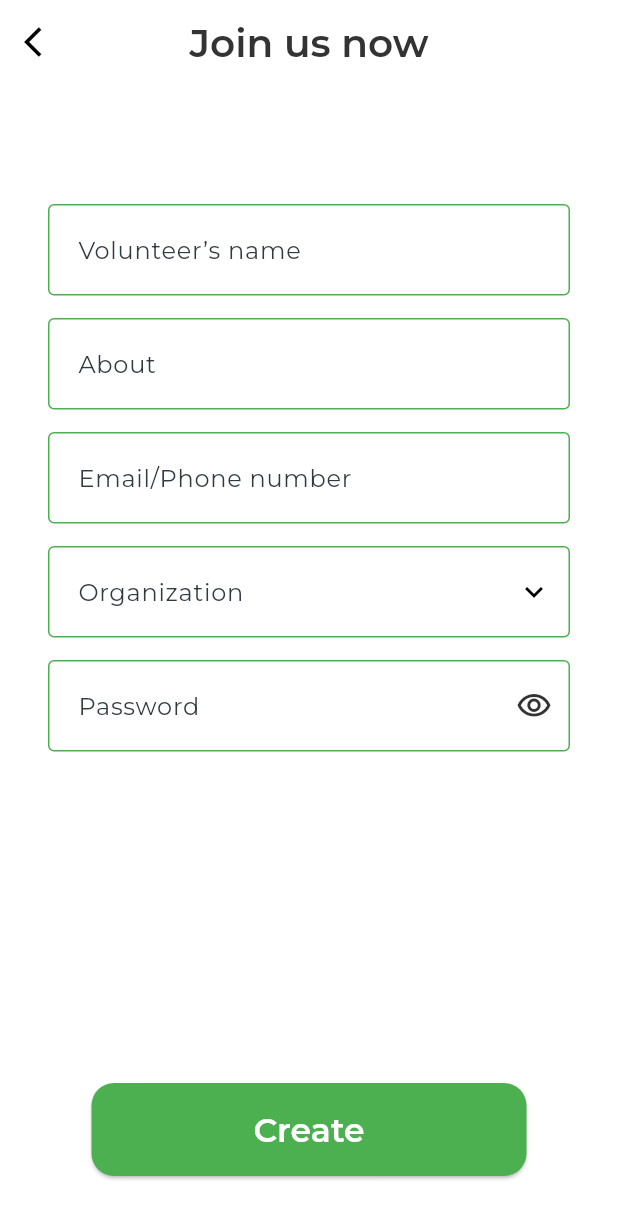
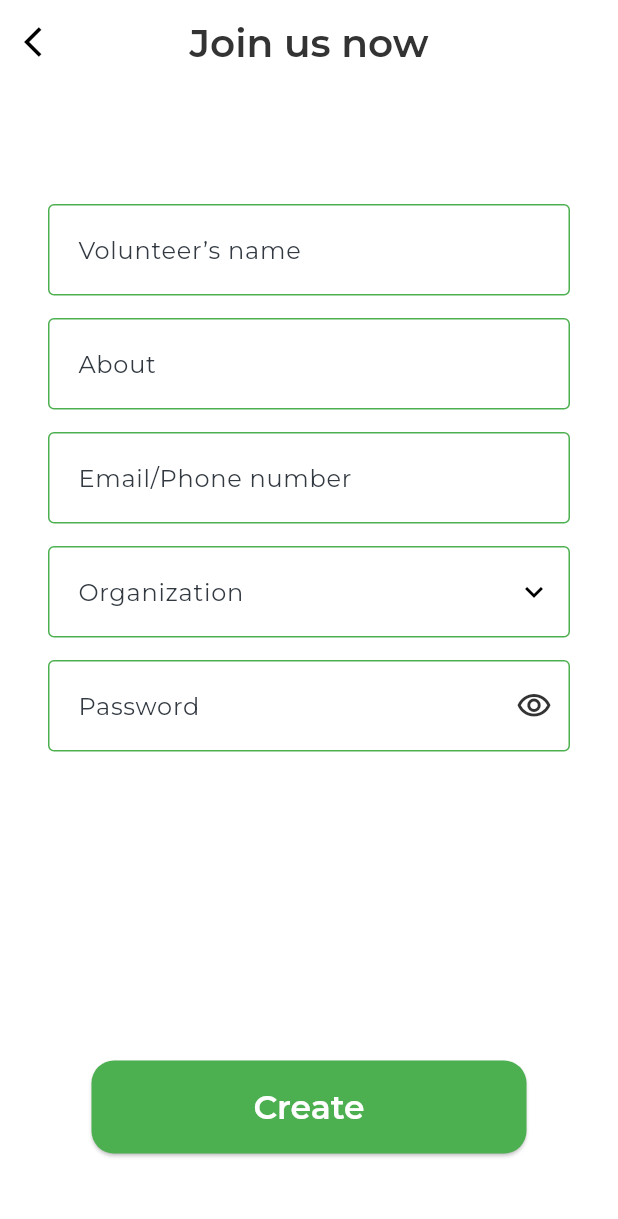
Before and after one commit to techcat18/VolunteerReport, a Flutter app: the SignUpPage screen opened directly, on a phone screen of 412 x 824 dp. Shown: the top 1219 px of the screen. Run offline on Flutter 3.47's test engine with Material 2 defaults, Android fonts, the phone set to English and light mode, and no system bars; drawn by our look-alikes of reactive_forms; our stand-ins replace flutter_svg, google_fonts.

Commit message:
Made sign up scrolling more appealing. Changed when confirm password is shown and validated.

```diff
--- a/mobile/lib/views/sign_up/sign_up_form.dart
+++ b/mobile/lib/views/sign_up/sign_up_form.dart
@@ -1,4 +1,5 @@
 import 'package:flutter/material.dart';
+import 'package:mobile/widgets/submit_button.dart';
 import 'package:reactive_forms/reactive_forms.dart';
 
 import 'package:mobile/helpers/phone_validator.dart';
@@ -27,7 +28,8 @@ class _SignUpFormState extends State<SignUpForm> {
     ];
   }
 
-  final _form = fb.group({
+  final _form = fb.group(
+    {
       "name": [Validators.required],
       "about": [Validators.required],
       "email": [
@@ -45,9 +47,15 @@ class _SignUpFormState extends State<SignUpForm> {
         Validators.minLength(8),
       ],
       "confirmPassword": [Validators.required],
-  }, [
-    Validators.mustMatch("password", "confirmPassword"),
-  ]);
+    },
+    [
+      Validators.mustMatch(
+        "password",
+        "confirmPassword",
+        markAsDirty: false,
+      ),
+    ],
+  );
 
   @override
   Widget build(BuildContext context) {
@@ -81,15 +89,21 @@ class _SignUpFormState extends State<SignUpForm> {
               builder: (context, formGroup, child) {
                 var passwordControl = formGroup.control("password");
 
-                if (!passwordControl.touched || !passwordControl.valid) {
+                if (!passwordControl.valid) {
                   return const SizedBox();
                 }
 
-                return const ReactivePassword(
+                return ReactivePassword(
                   name: "confirmPassword",
                   label: "Repeat your password",
+                  showErrors: (control) => control.invalid && control.dirty,
                 );
               },
+            ),
+            const Spacer(),
+            SubmitButton(
+              onSubmit: () {},
+              text: "Create",
             ),
           ],
         ),
--- a/mobile/lib/views/sign_up/sign_up_page.dart
+++ b/mobile/lib/views/sign_up/sign_up_page.dart
@@ -1,16 +1,12 @@
 import 'package:flutter/material.dart';
 import 'package:mobile/views/sign_up/sign_up_form.dart';
-import 'package:mobile/widgets/submit_button.dart';
 
 class SignUpPage extends StatelessWidget {
   const SignUpPage({super.key});
 
   @override
   Widget build(BuildContext context) {
-    final keyboardSpace = MediaQuery.of(context).viewInsets.bottom;
-
     return Scaffold(
-      resizeToAvoidBottomInset: false,
       appBar: AppBar(
         leading: IconButton(
           onPressed: () {
@@ -24,18 +20,17 @@ class SignUpPage extends StatelessWidget {
           style: Theme.of(context).textTheme.headlineLarge,
         ),
       ),
-      floatingActionButtonLocation: FloatingActionButtonLocation.centerDocked,
-      floatingActionButton: Container(
-        margin: const EdgeInsets.only(bottom: 40),
-        child: SubmitButton(
-          onSubmit: () {},
-          text: "Create",
-        ),
-      ),
-      body: SingleChildScrollView(
-        child: Padding(
-          padding: EdgeInsets.fromLTRB(32, 80, 32, keyboardSpace),
-          child: const SignUpForm(),
+      body: const SafeArea(
+        child: CustomScrollView(
+          slivers: [
+            SliverFillRemaining(
+              hasScrollBody: false,
+              child: Padding(
+                padding: EdgeInsets.fromLTRB(32, 80, 32, 40),
+                child: SignUpForm(),
+              ),
+            )
+          ],
         ),
       ),
     );
--- a/mobile/lib/widgets/inputs/reactive_password.dart
+++ b/mobile/lib/widgets/inputs/reactive_password.dart
@@ -4,12 +4,14 @@ import 'package:reactive_forms/reactive_forms.dart';
 class ReactivePassword extends StatefulWidget {
   const ReactivePassword({
     super.key,
+    this.showErrors,
     this.label = "Password",
     required this.name,
   });
 
   final String label;
   final String name;
+  final bool Function(FormControl<Object?>)? showErrors;
 
   @override
   State<ReactivePassword> createState() => _ReactivePasswordState();
@@ -34,9 +36,10 @@ class _ReactivePasswordState extends State<ReactivePassword> {
       validationMessages: {
         ValidationMessage.required: (error) => "This is a required field!",
         ValidationMessage.minLength: (error) =>
-            "Must be less than ${(error as Map)['requiredLength']} characters long!!",
+            "Must be more than ${(error as Map)['requiredLength']} characters long!!",
         ValidationMessage.mustMatch: (error) => "Password mismatch!",
       },
+      showErrors: widget.showErrors,
       decoration: InputDecoration(
         labelText: widget.label,
         suffixIcon: IconButton(
--- a/mobile/lib/widgets/inputs/reactive_plain_text.dart
+++ b/mobile/lib/widgets/inputs/reactive_plain_text.dart
@@ -25,7 +25,7 @@ class ReactivePlainText extends StatelessWidget {
       validationMessages: {
         ValidationMessage.required: (error) => "This is a required field!",
         ValidationMessage.minLength: (error) =>
-            "Must be more than ${(error as Map)['requiredLength']} characters long!!",
+            "Must be less than ${(error as Map)['requiredLength']} characters long!!",
         ValidationMessage.maxLength: (error) =>
             "Must be more than ${(error as Map)['requiredLength']} characters long!!",
       },
```
Lines whose indentation alone changed are shown as unchanged.
